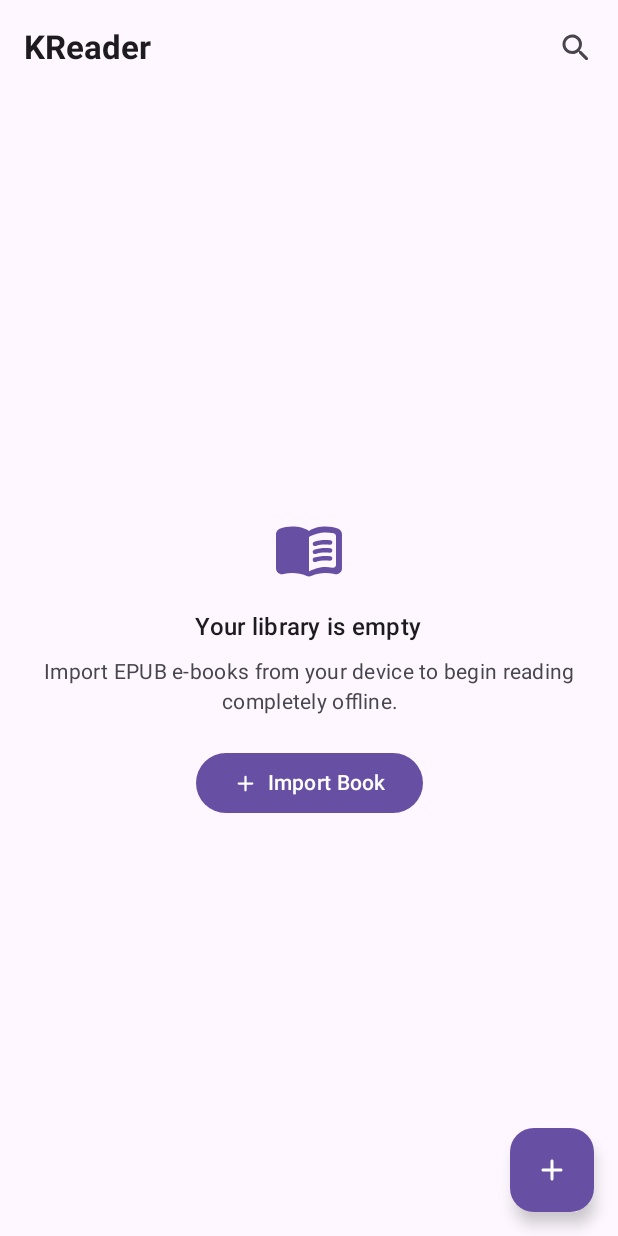
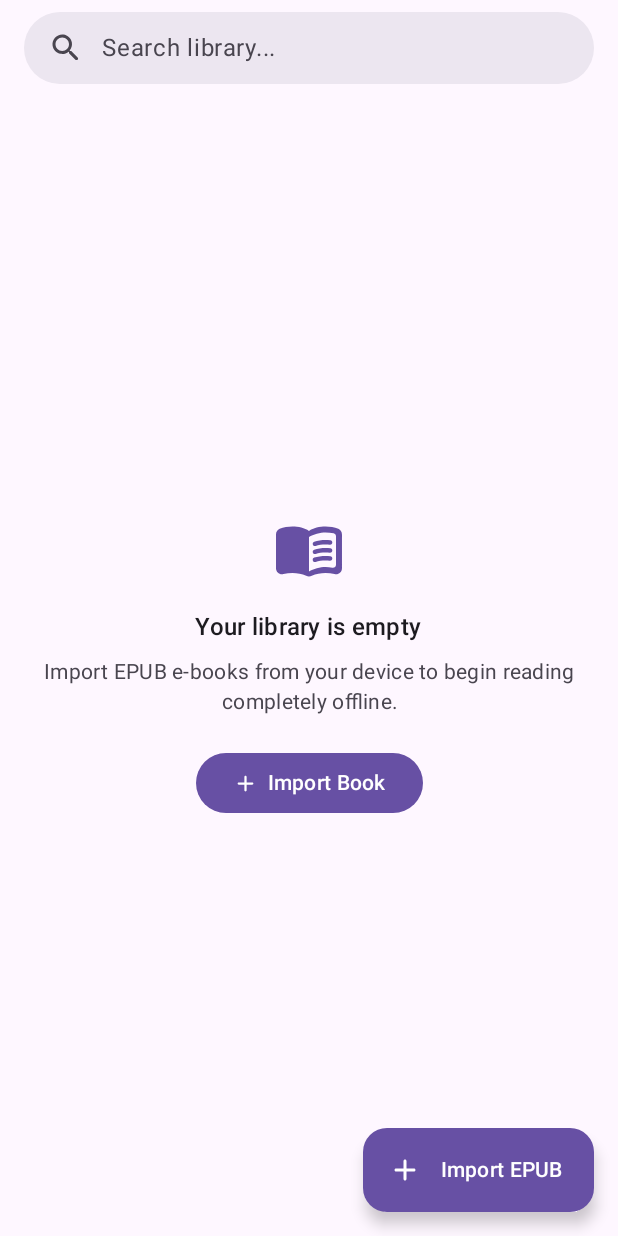
Before and after one commit to Hysm25/KReader, an Android app built with Jetpack Compose: the composable LibraryScreen shown on its own in the app's theme, on a phone screen of 412 x 824 dp. Run offline under Robolectric (Android 15) with nearby library versions, the phone set to English and light mode, and no system bars; 9 statements that could not run were skipped.

Commit message:
feat(ui): app-wide M3 theme sync, System EPUB colors, padding re-snap fix, and modern M3 SearchBar

```diff
--- a/feature/library/src/commonMain/kotlin/io/github/kreader/feature/library/LibraryScreen.kt
+++ b/feature/library/src/commonMain/kotlin/io/github/kreader/feature/library/LibraryScreen.kt
@@ -6,13 +6,19 @@ import androidx.compose.foundation.layout.Box
 import androidx.compose.foundation.layout.Column
 import androidx.compose.foundation.layout.Row
 import androidx.compose.foundation.layout.Spacer
+import androidx.compose.foundation.layout.WindowInsets
 import androidx.compose.foundation.layout.fillMaxSize
 import androidx.compose.foundation.layout.fillMaxWidth
 import androidx.compose.foundation.layout.height
 import androidx.compose.foundation.layout.padding
 import androidx.compose.foundation.layout.size
+import androidx.compose.foundation.layout.statusBars
 import androidx.compose.foundation.layout.width
+import androidx.compose.foundation.layout.windowInsetsPadding
 import androidx.compose.foundation.rememberScrollState
+import androidx.compose.foundation.shape.CircleShape
+import androidx.compose.foundation.shape.RoundedCornerShape
+import androidx.compose.foundation.text.BasicTextField
 import androidx.compose.material.icons.Icons
 import androidx.compose.material.icons.automirrored.rounded.MenuBook
 import androidx.compose.material.icons.rounded.Add
@@ -28,6 +34,7 @@ import androidx.compose.material3.CircularProgressIndicator
 import androidx.compose.material3.DropdownMenu
 import androidx.compose.material3.DropdownMenuItem
 import androidx.compose.material3.ExperimentalMaterial3Api
+import androidx.compose.material3.ExtendedFloatingActionButton
 import androidx.compose.material3.FilterChip
 import androidx.compose.material3.FloatingActionButton
 import androidx.compose.material3.Icon
@@ -37,6 +44,7 @@ import androidx.compose.material3.OutlinedTextField
 import androidx.compose.material3.Scaffold
 import androidx.compose.material3.SnackbarHost
 import androidx.compose.material3.SnackbarHostState
+import androidx.compose.material3.Surface
 import androidx.compose.material3.Text
 import androidx.compose.material3.TextButton
 import androidx.compose.material3.TopAppBar
@@ -49,6 +57,7 @@ import androidx.compose.runtime.remember
 import androidx.compose.runtime.setValue
 import androidx.compose.ui.Alignment
 import androidx.compose.ui.Modifier
+import androidx.compose.ui.graphics.SolidColor
 import androidx.compose.ui.text.font.FontWeight
 import androidx.compose.ui.text.style.TextAlign
 import androidx.compose.ui.unit.dp
@@ -79,11 +88,14 @@ fun LibraryScreen(
     var showMultiDeleteDialog by remember { mutableStateOf(false) }
     val isSelectionMode = selectedBookIds.isNotEmpty()
 
-    var isSearchActive by remember { mutableStateOf(false) }
     val snackbarHostState = remember { SnackbarHostState() }
 
-    BackHandler(enabled = isSelectionMode) {
+    BackHandler(enabled = isSelectionMode || state.searchQuery.isNotEmpty()) {
+        if (isSelectionMode) {
             selectedBookIds = emptySet()
+        } else if (state.searchQuery.isNotEmpty()) {
+            onSearchQueryChanged("")
+        }
     }
 
     LaunchedEffect(state.errorMessage) {
@@ -151,82 +163,103 @@ fun LibraryScreen(
                         }
                     },
                     colors = TopAppBarDefaults.topAppBarColors(
-                        containerColor = MaterialTheme.colorScheme.surfaceVariant,
-                        titleContentColor = MaterialTheme.colorScheme.onSurfaceVariant,
-                        navigationIconContentColor = MaterialTheme.colorScheme.onSurfaceVariant,
-                        actionIconContentColor = MaterialTheme.colorScheme.onSurfaceVariant
+                        containerColor = MaterialTheme.colorScheme.surfaceContainer,
+                        titleContentColor = MaterialTheme.colorScheme.onSurface,
+                        navigationIconContentColor = MaterialTheme.colorScheme.onSurface,
+                        actionIconContentColor = MaterialTheme.colorScheme.onSurface
                     )
                 )
             } else {
-                TopAppBar(
-                    title = {
-                        if (isSearchActive) {
-                            OutlinedTextField(
+                Surface(
+                    color = MaterialTheme.colorScheme.background,
+                    modifier = Modifier
+                        .fillMaxWidth()
+                        .windowInsetsPadding(WindowInsets.statusBars)
+                ) {
+                    Row(
+                        modifier = Modifier
+                            .fillMaxWidth()
+                            .padding(horizontal = 16.dp, vertical = 8.dp),
+                        verticalAlignment = Alignment.CenterVertically
+                    ) {
+                        Surface(
+                            modifier = Modifier
+                                .fillMaxWidth()
+                                .height(48.dp),
+                            shape = CircleShape,
+                            color = MaterialTheme.colorScheme.surfaceContainerHigh
+                        ) {
+                            Row(
+                                modifier = Modifier
+                                    .fillMaxSize()
+                                    .padding(horizontal = 16.dp),
+                                verticalAlignment = Alignment.CenterVertically
+                            ) {
+                                Icon(
+                                    imageVector = Icons.Rounded.Search,
+                                    contentDescription = "Search",
+                                    tint = MaterialTheme.colorScheme.onSurfaceVariant
+                                )
+                                Spacer(modifier = Modifier.width(12.dp))
+                                BasicTextField(
                                     value = state.searchQuery,
                                     onValueChange = onSearchQueryChanged,
-                                placeholder = { Text("Search title or author...") },
                                     singleLine = true,
-                                leadingIcon = {
-                                    Icon(
-                                        imageVector = Icons.Rounded.Search,
-                                        contentDescription = null
+                                    textStyle = MaterialTheme.typography.bodyLarge.copy(
+                                        color = MaterialTheme.colorScheme.onSurface
+                                    ),
+                                    cursorBrush = SolidColor(MaterialTheme.colorScheme.primary),
+                                    modifier = Modifier.weight(1f),
+                                    decorationBox = { innerTextField ->
+                                        if (state.searchQuery.isEmpty()) {
+                                            Text(
+                                                text = if (state.books.isNotEmpty()) "Search ${state.books.size} books..." else "Search library...",
+                                                style = MaterialTheme.typography.bodyLarge,
+                                                color = MaterialTheme.colorScheme.onSurfaceVariant
                                             )
-                                },
-                                trailingIcon = {
+                                        }
+                                        innerTextField()
+                                    }
+                                )
                                 if (state.searchQuery.isNotEmpty()) {
-                                        IconButton(onClick = { onSearchQueryChanged("") }) {
+                                    IconButton(
+                                        onClick = { onSearchQueryChanged("") },
+                                        modifier = Modifier.size(32.dp)
+                                    ) {
                                         Icon(
                                             imageVector = Icons.Rounded.Close,
-                                                contentDescription = "Clear search"
-                                            )
-                                        }
-                                    }
-                                },
-                                modifier = Modifier
-                                    .fillMaxWidth()
-                                    .padding(end = 8.dp)
-                            )
-                        } else {
-                            Column {
-                                Text("KReader", fontWeight = FontWeight.Bold)
-                                if (state.books.isNotEmpty()) {
-                                    Text(
-                                        text = "${state.books.size} ${if (state.books.size == 1) "book" else "books"}",
-                                        style = MaterialTheme.typography.labelSmall,
-                                        color = MaterialTheme.colorScheme.onSurfaceVariant
+                                            contentDescription = "Clear search",
+                                            tint = MaterialTheme.colorScheme.onSurfaceVariant,
+                                            modifier = Modifier.size(18.dp)
                                         )
                                     }
                                 }
                             }
-                    },
-                    actions = {
-                        IconButton(
-                            onClick = {
-                                isSearchActive = !isSearchActive
-                                if (!isSearchActive) onSearchQueryChanged("")
-                            }
-                        ) {
-                            Icon(
-                                imageVector = if (isSearchActive) Icons.Rounded.Close else Icons.Rounded.Search,
-                                contentDescription = if (isSearchActive) "Close search" else "Search library"
-                            )
                         }
                     }
-                )
+                }
             }
         },
         floatingActionButton = {
             if (!isSelectionMode) {
-                FloatingActionButton(
+                ExtendedFloatingActionButton(
                     onClick = filePickerLauncher,
+                    icon = {
+                        Icon(
+                            imageVector = Icons.Rounded.Add,
+                            contentDescription = null
+                        )
+                    },
+                    text = {
+                        Text(
+                            text = "Import EPUB",
+                            fontWeight = FontWeight.SemiBold
+                        )
+                    },
+                    shape = RoundedCornerShape(16.dp),
                     containerColor = MaterialTheme.colorScheme.primary,
                     contentColor = MaterialTheme.colorScheme.onPrimary
-                ) {
-                    Icon(
-                        imageVector = Icons.Rounded.Add,
-                        contentDescription = "Import book"
                 )
-                }
             }
         }
     ) { innerPadding ->
--- a/feature/reader/src/androidMain/kotlin/io/github/kreader/feature/reader/EpubPreferencesBuilder.kt
+++ b/feature/reader/src/androidMain/kotlin/io/github/kreader/feature/reader/EpubPreferencesBuilder.kt
@@ -14,7 +14,8 @@ fun buildReadiumPreferences(
     theme: ReaderTheme,
     typography: ReaderTypography,
     isScrollMode: Boolean,
-    isRtl: Boolean
+    isRtl: Boolean,
+    isSystemInDarkTheme: Boolean = false
 ): EpubPreferences {
     val backgroundColor = when (theme.mode) {
         ThemeMode.LIGHT -> Color(0xFFFFFFFF.toInt())
@@ -24,7 +25,11 @@ fun buildReadiumPreferences(
             Color(0xFF121212.toInt()) // Neutral Dark
         }
         ThemeMode.SEPIA -> Color(0xFFFBF0D9.toInt())
-        ThemeMode.SYSTEM -> null
+        ThemeMode.SYSTEM -> if (isSystemInDarkTheme) {
+            Color(0xFF121212.toInt())
+        } else {
+            Color(0xFFFAFAFA.toInt())
+        }
     }
 
     val textColor = when (theme.mode) {
@@ -35,7 +40,11 @@ fun buildReadiumPreferences(
             Color(0xFFE6E6E6.toInt())
         }
         ThemeMode.SEPIA -> Color(0xFF3B2F2F.toInt())
-        ThemeMode.SYSTEM -> null
+        ThemeMode.SYSTEM -> if (isSystemInDarkTheme) {
+            Color(0xFFE6E6E6.toInt())
+        } else {
+            Color(0xFF1A1A1A.toInt())
+        }
     }
 
     val progression = if (isRtl) {
--- a/feature/reader/src/commonMain/kotlin/io/github/kreader/feature/reader/ReaderScreen.kt
+++ b/feature/reader/src/commonMain/kotlin/io/github/kreader/feature/reader/ReaderScreen.kt
@@ -83,6 +83,7 @@ fun ReaderScreen(
     val epubController = rememberEpubNavigatorController()
     val scope = rememberCoroutineScope()
 
+    val isSystemDark = androidx.compose.foundation.isSystemInDarkTheme()
     val screenBgColor = when (state.theme.mode) {
         ThemeMode.LIGHT -> Color(0xFFFFFFFF)
         ThemeMode.SEPIA -> Color(0xFFFBF0D9)
@@ -91,7 +92,7 @@ fun ReaderScreen(
         } else {
             Color(0xFF121212)
         }
-        ThemeMode.SYSTEM -> MaterialTheme.colorScheme.background
+        ThemeMode.SYSTEM -> if (isSystemDark) Color(0xFF121212) else Color(0xFFFAFAFA)
     }
 
     // Android system back button management: close dialogs/sheets/drawers/controls first, then back to library
```
Also changed, not shown: composeApp/src/commonMain/kotlin/io/github/kreader/App.kt (+12 -2 lines), feature/library/src/commonMain/kotlin/io/github/kreader/feature/library/BookGrid.kt (+8 -7 lines), feature/reader/src/androidMain/kotlin/io/github/kreader/feature/reader/EpubNavigatorHost.android.kt (+16 -3 lines), feature/reader/src/androidMain/kotlin/io/github/kreader/feature/reader/ManageSystemBars.android.kt (+4 -5 lines), feature/reader/src/commonMain/kotlin/io/github/kreader/feature/reader/ReaderControls.kt (+61 -17 lines), feature/reader/src/commonMain/kotlin/io/github/kreader/feature/reader/ReaderMaterialTheme.kt (+20 -0 lines), feature/reader/src/commonMain/kotlin/io/github/kreader/feature/reader/ReaderSheets.kt (+156 -60 lines). Lines whose indentation alone changed are shown as unchanged.
